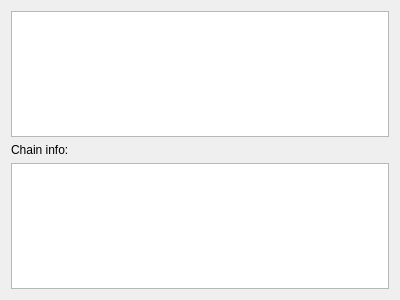
The window that src/dialogs/GlibcHeapBinsDialog.ui (rizinorg/cutter) describes before a commit, drawn with Qt 5.
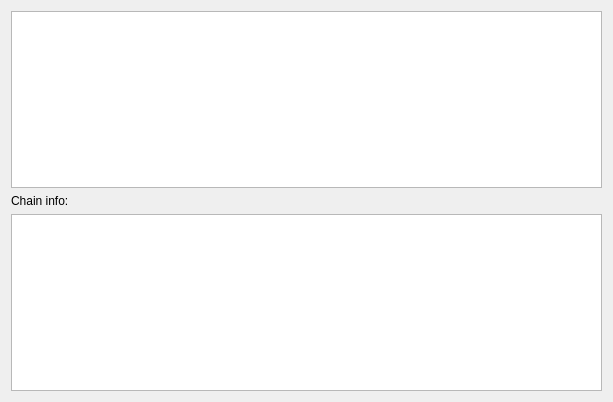
The same window after the commit.

Commit message: Bins dialog box working

Patch:
```diff
--- a/src/dialogs/GlibcHeapBinsDialog.ui
+++ b/src/dialogs/GlibcHeapBinsDialog.ui
@@ -6,8 +6,8 @@
             <rect>
                 <x>0</x>
                 <y>0</y>
-                <width>400</width>
-                <height>300</height>
+                <width>613</width>
+                <height>402</height>
             </rect>
         </property>
         <property name="windowTitle">
```
The commit also changes 4 other files.
